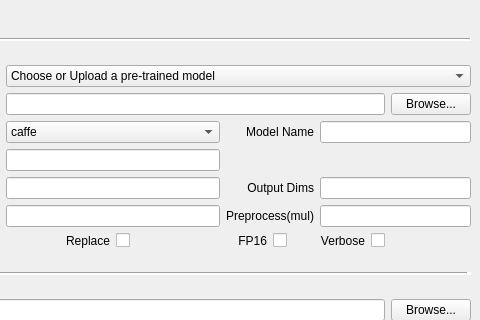
First picture: the form in inference_control.ui, repository kiritigowda/MIVisionX-Validation-Tool, before the edit; both pictures show x 276 to 756 and y 153 to 473 of the 756 by 663 pixel window.
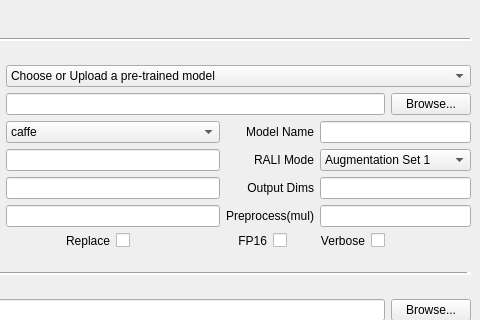
Second picture: the form after the edit. Icons and pictures are not drawn.

```diff
--- a/inference_control.ui
+++ b/inference_control.ui
@@ -480,6 +480,38 @@
       <item row="3" column="2">
        <widget class="QLineEdit" name="batch_lineEdit"/>
       </item>
+      <item row="3" column="3">
+       <widget class="QLabel" name="mode_label">
+        <property name="text">
+         <string>RALI Mode</string>
+        </property>
+        <property name="alignment">
+         <set>Qt::AlignRight|Qt::AlignTrailing|Qt::AlignVCenter</set>
+        </property>
+       </widget>
+      </item>
+      <item row="3" column="4" colspan="2">
+       <widget class="QComboBox" name="mode_comboBox">
+        <property name="enabled">
+         <bool>true</bool>
+        </property>
+        <item>
+         <property name="text">
+          <string>Augmentation Set 1</string>
+         </property>
+        </item>
+        <item>
+         <property name="text">
+          <string>Augmentation Set 2</string>
+         </property>
+        </item>
+        <item>
+         <property name="text">
+          <string>Augmentation Set 3</string>
+         </property>
+        </item>
+       </widget>
+      </item>
      </layout>
     </item>
     <item>
```
Left out of the diff: 2 changed lines with no effect on the pictures.
